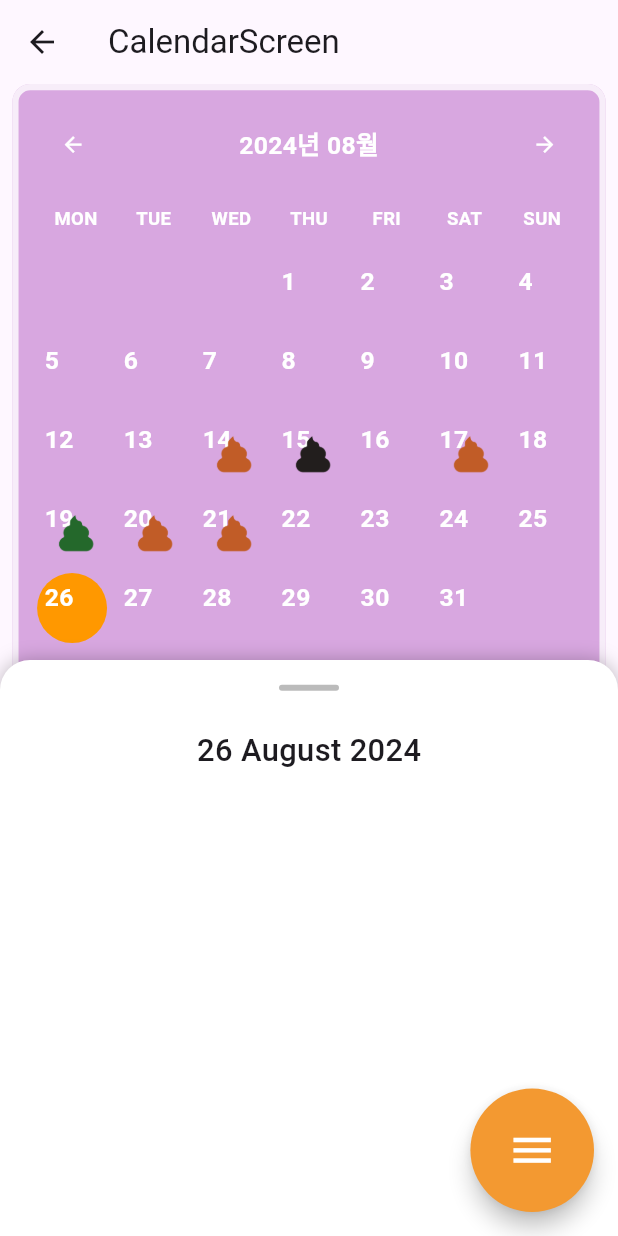
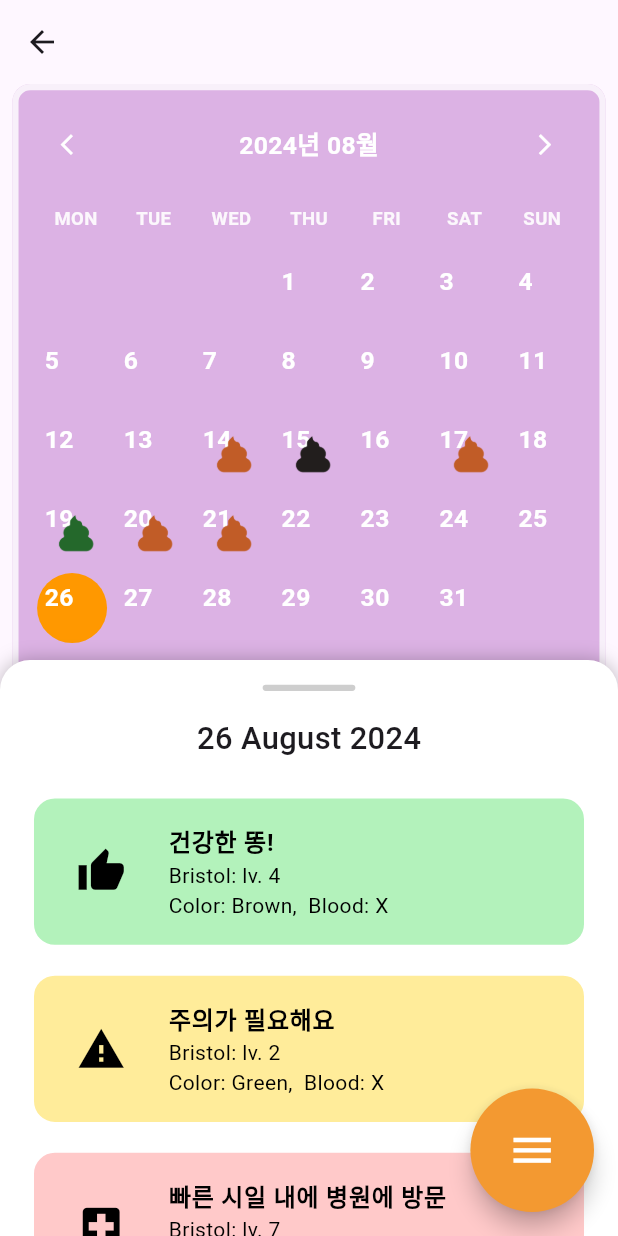
Before and after one commit to ChaenyH/SKT-FlyAI, a Flutter app: the CalendarScreen screen opened by its route, on a phone screen of 412 x 824 dp. Run offline on Flutter 3.47's test engine with Material 3 defaults, Android fonts, the phone set to English and light mode, and no system bars; our stand-ins replace camera, image_picker.

Commit message:
Design: Draggable Info Panel Components

```diff
--- a/gr_local/poopy/lib/views/calendar_screen.dart
+++ b/gr_local/poopy/lib/views/calendar_screen.dart
@@ -10,7 +10,14 @@ class CalendarScreen extends StatefulWidget {
 
 class _CalendarScreenState extends State<CalendarScreen> {
   DateTime _selectedDate = DateTime.now();
-  List<String> _events = [];
+  List<Map<String, dynamic>> _events = [];
+
+  @override
+  void initState() {
+    super.initState();
+    // 초기화 시 현재 날짜에 대한 이벤트를 가져옵니다.
+    _events = _fetchEventsForDate(_selectedDate);
+  }
 
   void _onDateChanged(DateTime date) {
     setState(() {
@@ -19,20 +26,45 @@ class _CalendarScreenState extends State<CalendarScreen> {
     });
   }
 
-  List<String> _fetchEventsForDate(DateTime date) {
-    // 이곳에 특정 날짜의 이벤트 로직을 추가합니다
-    return [
-      'Meeting with John',
-      'Doctor Appointment',
-      'Lunch with Sarah',
+  List<Map<String, dynamic>> _fetchEventsForDate(DateTime date) {
+    // 여기서는 날짜를 바탕으로 임의의 데이터를 생성하는 예시입니다.
+    // 실제 구현에서는 서버나 로컬 데이터베이스에서 데이터를 가져오는 로직이 필요할 수 있습니다.
+    List<Map<String, dynamic>> events = [
+      {
+        "title": "건강한 똥!",
+        "bristol": 4,
+        "colorName": "Brown",
+        "blood": "X",
+        "color": Color(0xFFB3F2BB), // 초록색
+        "icon": Icons.thumb_up, // 엄지손가락 아이콘
+      },
+      {
+        "title": "주의가 필요해요",
+        "bristol": 2,
+        "colorName": "Green",
+        "blood": "X",
+        "color": Color(0xFFFFEC9A), // 노란색
+        "icon": Icons.warning, // 경고 아이콘
+      },
+      {
+        "title": "빠른 시일 내에 병원에 방문",
+        "bristol": 7,
+        "colorName": "Black",
+        "blood": "O",
+        "color": Color(0xFFFFC9C9), // 빨간색
+        "icon": Icons.local_hospital, // 병원 아이콘
+      },
     ];
+
+    // 실제 이벤트가 날짜에 따라 달라지도록 로직을 추가할 수 있음
+    return events;
   }
 
   @override
   Widget build(BuildContext context) {
     return Scaffold(
       appBar: AppBar(
-        title: Text('CalendarScreen'),
+        // title: Text('CalendarScreen'),
       ),
       body: Stack(
         children: [
@@ -47,11 +79,11 @@ class _CalendarScreenState extends State<CalendarScreen> {
           ),
           DraggableDateInfoPanel(
             selectedDate: _selectedDate,
-              events: _events,
+            events: _events, // _events는 초기화 시 설정된 현재 날짜의 이벤트를 포함합니다.
           ),
         ],
       ),
-      floatingActionButton: GlobalExpandableFab()
+      floatingActionButton: GlobalExpandableFab(),
     );
   }
 }
--- a/gr_local/poopy/lib/views/chatbot_dialog.dart
+++ b/gr_local/poopy/lib/views/chatbot_dialog.dart
@@ -47,15 +47,15 @@ class CustomDialog extends StatelessWidget {
                 child: ListView(
                   children: [
                     ChatMessageWidget(
-                      text: "안녕하세요! 무엇을 도와드릴까요?",
+                      text: "대변 색상은 녹색(#4a7c3a)이며, 브리스톨 지수는 Type 7로, 완전히 물 같은 설사입니다. 또한, 혈액은 존재하지 않습니다. 이러한 정보는 감염이나 식이 변화로 인한 장의 급격한 반응을 시사할 수 있습니다. 강아지가 최근에 새로운 음식을 먹었거나 외부에서 무엇인가를 섭취한 적이 있나요? 이 정보를 통해 강아지의 상태를 더 잘 이해하고 적절한 조치를 취하는 데 도움이 될 수 있습니다.",
                       isUserMessage: false,
                       timestamp: DateTime.now(),
                     ),
-                    ChatMessageWidget(
-                      text: "안녕하세요! 만나서 반갑습니다.",
-                      isUserMessage: true,
-                      timestamp: DateTime.now(),
-                    ),
+                    // ChatMessageWidget(
+                    //   text: "안녕하세요! 만나서 반갑습니다.",
+                    //   isUserMessage: true,
+                    //   timestamp: DateTime.now(),
+                    // ),
                     // 여기에 더 많은 메시지를 추가할 수 있음
                   ],
                 ),
@@ -88,7 +88,7 @@ class CustomDialog extends StatelessWidget {
                     },
                     style: ElevatedButton.styleFrom(
                       foregroundColor: Colors.white,
-                      backgroundColor: Color(0xFF9877E2),
+                      backgroundColor: Color(0xFF9877E2).withOpacity(0.7),
                       shape: CircleBorder(),  // 버튼을 원형으로 만듭니다
                       padding: EdgeInsets.all(contextWidth * 0.3),  // 버튼 아이콘 색상을 설정합니다
                     ),
--- a/gr_local/poopy/lib/views/mypage_screen.dart
+++ b/gr_local/poopy/lib/views/mypage_screen.dart
@@ -10,7 +10,7 @@ class MyPageScreen extends StatelessWidget {
 
     return Scaffold(
       appBar: AppBar(
-        title: Text('MyPageScreen'),
+        // title: Text('MyPageScreen'),
       ),
       body: Padding(
         padding: EdgeInsets.all(contextWidth * 0.5),
--- a/gr_local/poopy/lib/views/photo_preview_and_upload_screen.dart
+++ b/gr_local/poopy/lib/views/photo_preview_and_upload_screen.dart
@@ -23,7 +23,7 @@ class PhotoPreviewAndUploadScreen extends StatelessWidget {
           UploadButton(
             onPressed: () {
               // Navigator.pop(context);
-              _navController.navigateToCalendar(context);
+              // _navController.navigateToCalendar(context);
             },
           ),
           SizedBox(height: contextHeight * 0.5),
--- a/gr_local/poopy/lib/views/widgets/calendar_widget.dart
+++ b/gr_local/poopy/lib/views/widgets/calendar_widget.dart
@@ -48,7 +48,7 @@ class _CustomCalendarWidgetState extends State<CustomCalendarWidget> {
         vertical: contextHeight * 0.1,
       ),
       decoration: BoxDecoration(
-        color: Colors.purple.shade200.withOpacity(0.8),
+        color: Color(0xFFCE94D8).withOpacity(0.7),
         borderRadius: BorderRadius.circular(12.0),
         border: Border.all(
           color: Colors.white.withOpacity(0.8),
@@ -103,7 +103,7 @@ class CalendarHeader extends StatelessWidget {
         children: [
           IconButton(
             icon: Icon(
-              Icons.arrow_back,
+              Icons.arrow_back_ios,
               size: contextHeight * 0.2,
               color: Colors.white,
             ),
@@ -119,7 +119,7 @@ class CalendarHeader extends StatelessWidget {
           ),
           IconButton(
             icon: Icon(
-              Icons.arrow_forward,
+              Icons.arrow_forward_ios,
               size: contextHeight * 0.2,
               color: Colors.white,
             ),
@@ -147,8 +147,8 @@ class DayLabels extends StatelessWidget {
               label,
               style: TextStyle(
                 fontSize: contextWidth * 0.3,
-                fontWeight: FontWeight.bold,
-                color: Colors.white,
+                fontWeight: FontWeight.w600,
+                color: Colors.white.withOpacity(0.9),
               ),
             ),
           ),
--- a/gr_local/poopy/lib/views/widgets/draggable_date_info_panel.dart
+++ b/gr_local/poopy/lib/views/widgets/draggable_date_info_panel.dart
@@ -2,7 +2,7 @@ import 'package:flutter/material.dart';
 
 class DraggableDateInfoPanel extends StatelessWidget {
   final DateTime selectedDate;
-  final List<String> events;
+  final List<Map<String, dynamic>> events;
 
   DraggableDateInfoPanel({
     required this.selectedDate,
@@ -18,8 +18,8 @@ class DraggableDateInfoPanel extends StatelessWidget {
       initialChildSize: 0.5,
       minChildSize: 0.12,
       maxChildSize: 0.98,
-      snap: true, // 스냅 설정
-      snapSizes: [0.12, 0.5, 0.98], // 스냅될 크기 비율 설정
+      snap: true,
+      snapSizes: [0.12, 0.5, 0.98],
       builder: (BuildContext context, ScrollController scrollController) {
         return Container(
           decoration: BoxDecoration(
@@ -38,12 +38,12 @@ class DraggableDateInfoPanel extends StatelessWidget {
               children: [
                 Center(
                   child: Container(
-                    width: 40,
-                    height: 4,
-                    margin: EdgeInsets.only(top: contextHeight * 0.2),
+                    width: contextWidth * 1.5,
+                    height: contextHeight * 0.05,
+                    margin: EdgeInsets.only(top: contextHeight * 0.2, bottom: contextHeight * 0.1,),
                     decoration: BoxDecoration(
-                      color: Colors.grey.withOpacity(0.7),
-                      borderRadius: BorderRadius.circular(2),
+                      color: Colors.grey.withOpacity(0.5),
+                      borderRadius: BorderRadius.circular(30),
                     ),
                   ),
                 ),
@@ -58,7 +58,7 @@ class DraggableDateInfoPanel extends StatelessWidget {
                   ),
                 ),
               ],
-            )
+            ),
           ),
         );
       },
@@ -68,7 +68,7 @@ class DraggableDateInfoPanel extends StatelessWidget {
 
 class SelectedDateInformation extends StatelessWidget {
   final DateTime date;
-  final List<String> events;
+  final List<Map<String, dynamic>> events;
 
   const SelectedDateInformation({
     super.key,
@@ -81,14 +81,7 @@ class SelectedDateInformation extends StatelessWidget {
     final double contextHeight = MediaQuery.of(context).size.height * 0.1;
     final double contextWidth = MediaQuery.of(context).size.width * 0.1;
 
-    return Stack(
-      children: [
-        Container(
-          padding: EdgeInsets.symmetric(
-            horizontal: contextWidth * 0.5,
-            vertical: contextHeight * 0.2,
-          ),
-          child: Column(
+    return Column(
       crossAxisAlignment: CrossAxisAlignment.start,
       children: [
         Center(
@@ -98,40 +91,55 @@ class SelectedDateInformation extends StatelessWidget {
               '${date.day} ${_monthName(date.month)} ${date.year}',
               style: TextStyle(
                 fontSize: contextWidth * 0.5,
-                      fontWeight: FontWeight.w500
+                fontWeight: FontWeight.w500,
               ),
             ),
           ),
         ),
         Container(
-                height: contextHeight * 7.5, // 높이 조정
+          height: contextHeight * 7.5,
           child: events.isNotEmpty
           ? ListView.builder(
             itemCount: events.length,
             itemBuilder: (context, index) {
               return Container(
-                      margin: EdgeInsets.symmetric(vertical: 8.0),
+                margin: EdgeInsets.symmetric(
+                  vertical: contextHeight * 0.1,
+                  horizontal: contextWidth * 0.3,
+                ),
+                padding: EdgeInsets.symmetric(vertical: contextHeight * 0.1),
                 decoration: BoxDecoration(
-                        color: index % 2 == 0
-                            ? Color(0xFFC9E8FF) // 첫 번째 색상
-                            : Color(0xFFFFC9C9), // 두 번째 색상
-                        borderRadius: BorderRadius.circular(12.0),
+                  color: events[index]['color'],
+                  borderRadius: BorderRadius.circular(16.0),
+                  border: Border.all(color: Colors.white, width: contextWidth * 0.05)
                 ),
                 child: ListTile(
-                        title: Text(events[index]),
-                        subtitle: Text('Details about ${events[index]}'),
+                  leading: Padding(
+                    padding: EdgeInsets.symmetric(horizontal: contextWidth * 0.3),
+                    child: Icon(
+                      events[index]['icon'],
+                      color: Colors.black,
+                      size: contextWidth * 0.8,
+                    ),
+                  ),
+                  title: Text(
+                    events[index]['title'],
+                    style: TextStyle(
+                      fontWeight: FontWeight.bold, color: Colors.black
+                    ),),
+                  subtitle: Text(
+                    'Bristol: lv. ${events[index]['bristol']}\nColor: ${events[index]['colorName']},  Blood: ${events[index]['blood']}',
+                    style: TextStyle(color: Colors.black),
+                  ),
                 ),
               );
             },
           )
           : Center(
             child: Text(
-                    'No events for this day.',
+              '기록이 없습니다.',
               style: TextStyle(color: Colors.grey),
             ),
-                ),
-              ),
-            ],
           ),
         ),
       ],
--- a/gr_local/poopy/lib/views/widgets/photo_preview_widgets.dart
+++ b/gr_local/poopy/lib/views/widgets/photo_preview_widgets.dart
@@ -66,6 +66,7 @@ class UploadService {
     // 여기에 업로드 로직을 추가하세요.
     // 예: http POST 요청으로 이미지를 서버에 업로드.
     // 업로드가 성공하면 true 반환, 실패하면 false 반환.
+    await Future.delayed(Duration(seconds: 1)); // 예시로 1초 지연
     return true; // 예시로 성공했다고 가정.
   }
 }
@@ -73,13 +74,30 @@ class UploadService {
 class UploadButton extends StatelessWidget {
   final VoidCallback onPressed;
 
-  UploadButton({required this.onPressed,});
+  UploadButton({required this.onPressed});
 
   final UploadService _uploadService = UploadService();
 
   Future<void> _handleUpload(BuildContext context) async {
-    // 이미지 업로드 로직 실행
+    // 로딩 애니메이션을 보여줍니다.
+    showDialog(
+      context: context,
+      barrierDismissible: false,
+      builder: (BuildContext context) {
+        return Center(
+          child: CircularProgressIndicator(),
+        );
+      },
+    );
+
+    // 2초 후 업로드 진행
+    await Future.delayed(Duration(seconds: 2));
+
+    // 업로드 작업
     bool isUploaded = await _uploadService.uploadImage('your_image_path');
+
+    // 로딩 애니메이션 닫기
+    Navigator.of(context).pop();
 
     if (isUploaded) {
       // 캘린더 화면으로 이동
```
Lines whose indentation alone changed are shown as unchanged.
